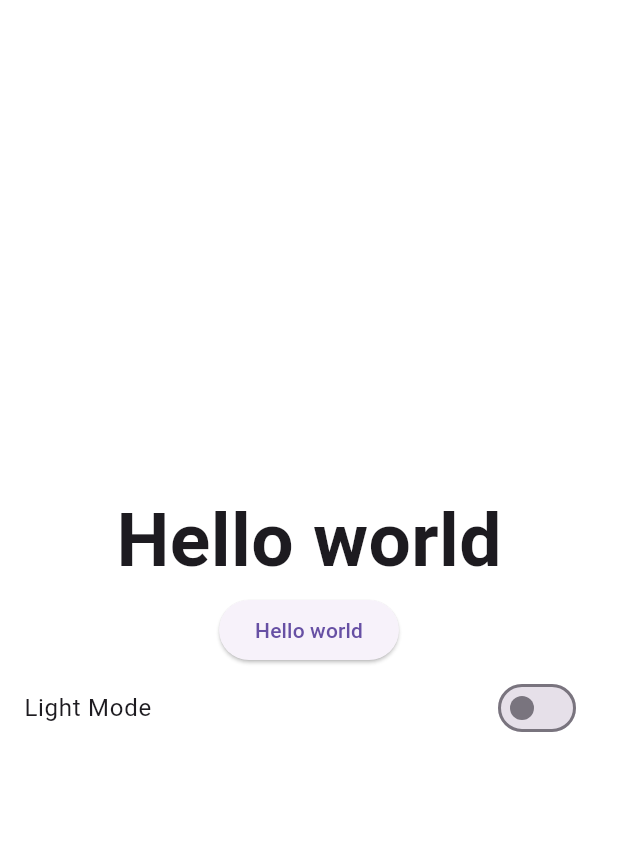
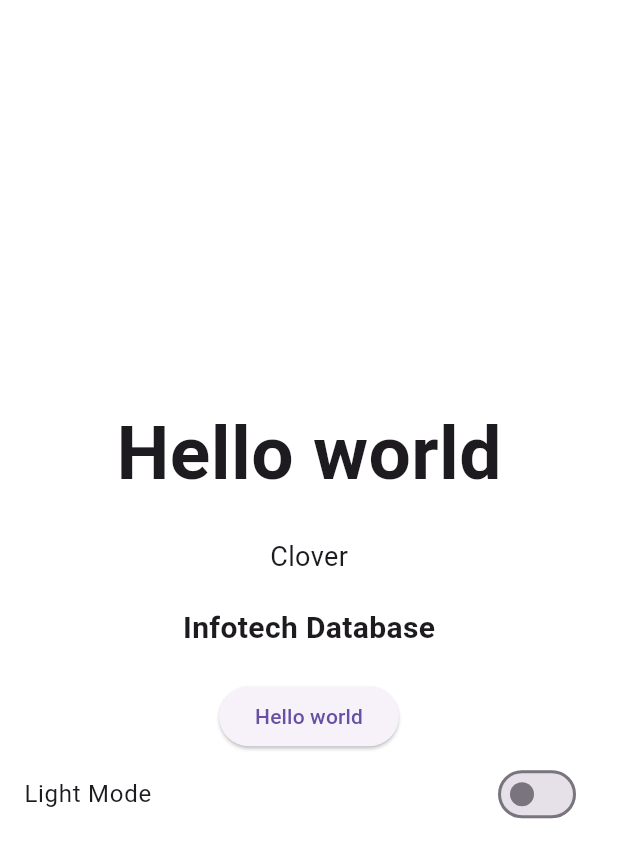
Before and after one commit to Pcode13/shopsmart_user_flutter, a Flutter app: the screen it shows after launch, on a phone screen of 412 x 824 dp. Shown: the top 858 px of the screen. Run offline on Flutter 3.47's test engine with Material 3 defaults, Android fonts, the phone set to English and light mode, and no system bars; our stand-ins replace shared_preferences.

Commit message:
Create the text custom widget

```diff
--- a/lib/main.dart
+++ b/lib/main.dart
@@ -25,6 +25,7 @@
         builder: (context, themeProvider, child) {
           return MaterialApp(
             title: 'ShopSmart EN',
+            debugShowCheckedModeBanner: false,
             theme: Styles.themeData(
               isDarkTheme: themeProvider.getIsDarkTheme,
               context: context,
--- a/lib/screens/home_screen.dart
+++ b/lib/screens/home_screen.dart
@@ -1,6 +1,8 @@
 import 'package:flutter/material.dart';
 import 'package:provider/provider.dart';
 import 'package:shopsmart_user/providers/theme_provider.dart';
+import 'package:shopsmart_user/widgets/subtitle_text.dart';
+import 'package:shopsmart_user/widgets/title_text.dart';
 
 class HomeScreen extends StatelessWidget {
   const HomeScreen({Key? key}) : super(key: key);
@@ -14,10 +16,15 @@
         child: Column(
           mainAxisAlignment: MainAxisAlignment.center,
           children: [
-            const Text(
+            Text(
               "Hello world",
               style: TextStyle(fontSize: 50, fontWeight: FontWeight.bold),
             ),
+            const SizedBox(height: 20),
+            SubtitleTextWidget(label: "Clover"),
+            const SizedBox(height: 20),
+            TitlesTextWidget(label: "Infotech Database"),
+            const SizedBox(height: 20),
             ElevatedButton(onPressed: () {}, child: const Text("Hello world")),
             SwitchListTile(
               title: Text(
--- /dev/null
+++ b/lib/widgets/subtitle_text.dart
@@ -0,0 +1,35 @@
+import 'package:flutter/material.dart';
+// import 'package:flutter/src/widgets/framework.dart';
+// import 'package:flutter/src/widgets/placeholder.dart';
+
+class SubtitleTextWidget extends StatelessWidget {
+  const SubtitleTextWidget({
+    super.key,
+    required this.label,
+    this.fontSize = 18,
+    this.fontStyle = FontStyle.normal,
+    this.fontWeight = FontWeight.normal,
+    this.color,
+    this.textDecoration = TextDecoration.none,
+  });
+
+  final String label;
+  final double fontSize;
+  final FontStyle fontStyle;
+  final FontWeight? fontWeight;
+  final Color? color;
+  final TextDecoration textDecoration;
+  @override
+  Widget build(BuildContext context) {
+    return Text(
+      label,
+      style: TextStyle(
+        fontSize: fontSize,
+        fontWeight: fontWeight,
+        decoration: textDecoration,
+        color: color,
+        fontStyle: fontStyle,
+      ),
+    );
+  }
+}
--- /dev/null
+++ b/lib/widgets/title_text.dart
@@ -0,0 +1,29 @@
+import 'package:flutter/cupertino.dart';
+
+class TitlesTextWidget extends StatelessWidget {
+  const TitlesTextWidget({
+    Key? key,
+    required this.label,
+    this.fontSize = 20,
+    this.color,
+    this.maxLines,
+  }) : super(key: key);
+
+  final String label;
+  final double fontSize;
+  final Color? color;
+  final int? maxLines;
+  @override
+  Widget build(BuildContext context) {
+    return Text(
+      label,
+      maxLines: maxLines,
+      // textAlign: TextAlign.justify,
+      style: TextStyle(
+          color: color,
+          fontSize: fontSize,
+          fontWeight: FontWeight.bold,
+          overflow: TextOverflow.ellipsis),
+    );
+  }
+}
```
